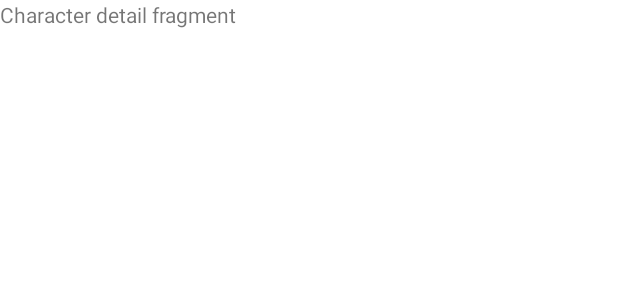
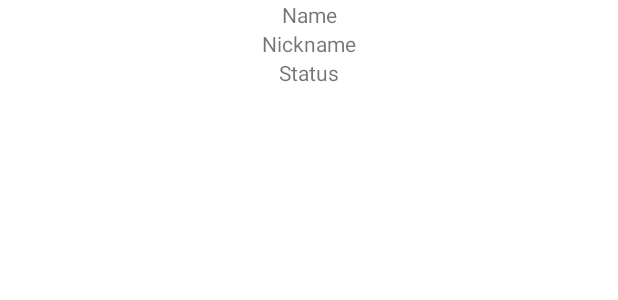
Before and after one commit to rburugula/OrderPay, an Android app: the layout fragment_character_detail.xml on its own in the app's theme, with its tools: preview values and no code run, on a phone screen of 412 x 824 dp. Shown: the top 300 px of the screen. Run offline under Robolectric (Android 15) with nearby library versions, the phone set to English and light mode, and no system bars.

Commit message:
Modified character detail fragment to display character data

```diff
--- a/app/src/main/java/com/example/orderpay/CharacterDetailFragment.kt
+++ b/app/src/main/java/com/example/orderpay/CharacterDetailFragment.kt
@@ -5,17 +5,28 @@ import androidx.fragment.app.Fragment
 import android.view.LayoutInflater
 import android.view.View
 import android.view.ViewGroup
+import androidx.navigation.fragment.navArgs
+import com.example.orderpay.databinding.FragmentCharacterDetailBinding
 
 class CharacterDetailFragment : Fragment() {
 
-    override fun onCreate(savedInstanceState: Bundle?) {
-        super.onCreate(savedInstanceState)
-    }
+    val args: CharacterDetailFragmentArgs by navArgs()
+
+    private var _binding: FragmentCharacterDetailBinding? = null
+    private val binding get() = _binding!!
 
     override fun onCreateView(
         inflater: LayoutInflater, container: ViewGroup?,
         savedInstanceState: Bundle?
-    ): View? {
-        return inflater.inflate(R.layout.fragment_character_detail, container, false)
+    ): View {
+
+        _binding = FragmentCharacterDetailBinding.inflate(inflater, container, false)
+        val view = binding.root
+
+        binding.tvName.text = args.character.name
+        binding.tvNickname.text = args.character.nickname
+        binding.tvStatus.text = args.character.status
+
+        return view
     }
 }
--- a/app/src/main/java/com/example/orderpay/model/Character.kt
+++ b/app/src/main/java/com/example/orderpay/model/Character.kt
@@ -9,6 +9,6 @@ data class Character(
     val img: String,
     val occupation: ArrayList<String>,
     val status: String,
-    val nickName: String,
+    val nickname: String,
     val appearance: ArrayList<Int>
 ) : Parcelable
--- a/app/src/main/res/layout/fragment_character_detail.xml
+++ b/app/src/main/res/layout/fragment_character_detail.xml
@@ -1,14 +1,62 @@
 <?xml version="1.0" encoding="utf-8"?>
-<FrameLayout xmlns:android="http://schemas.android.com/apk/res/android"
+<androidx.constraintlayout.widget.ConstraintLayout xmlns:android="http://schemas.android.com/apk/res/android"
     xmlns:tools="http://schemas.android.com/tools"
     android:layout_width="match_parent"
-    android:layout_height="match_parent"
+    android:layout_height="wrap_content"
+    xmlns:app="http://schemas.android.com/apk/res-auto"
     tools:context=".CharacterDetailFragment">
 
-    <!-- TODO: Update blank fragment layout -->
     <TextView
-        android:layout_width="match_parent"
-        android:layout_height="match_parent"
-        android:text="@string/character_detail_fragment" />
+        android:id="@+id/tvName"
+        android:layout_width="wrap_content"
+        android:layout_height="wrap_content"
+        android:text="@string/name"
+        app:layout_constraintBottom_toTopOf="@id/tvNickname"
+        app:layout_constraintLeft_toLeftOf="parent"
+        app:layout_constraintRight_toRightOf="parent"
+        app:layout_constraintTop_toBottomOf="parent" />
 
-</FrameLayout>
+<!--    <TextView-->
+<!--        android:id="@+id/tvOccupation"-->
+<!--        android:layout_width="wrap_content"-->
+<!--        android:layout_height="wrap_content"-->
+<!--        android:text="@string/occupation"-->
+<!--        app:layout_constraintBottom_toTopOf="@+id/tvStatus"-->
+<!--        app:layout_constraintLeft_toLeftOf="parent"-->
+<!--        app:layout_constraintRight_toRightOf="parent"-->
+<!--        app:layout_constraintTop_toBottomOf="@+id/tvName" />-->
+
+    <TextView
+        android:id="@+id/tvNickname"
+        android:layout_width="wrap_content"
+        android:layout_height="wrap_content"
+        android:text="@string/nickname"
+        app:layout_constraintBottom_toTopOf="@+id/tvStatus"
+        app:layout_constraintLeft_toLeftOf="parent"
+        app:layout_constraintRight_toRightOf="parent"
+        app:layout_constraintTop_toBottomOf="@+id/tvName" />
+
+    <TextView
+        android:id="@+id/tvStatus"
+        android:layout_width="wrap_content"
+        android:layout_height="wrap_content"
+        android:text="@string/status"
+        app:layout_constraintBottom_toTopOf="parent"
+        app:layout_constraintLeft_toLeftOf="parent"
+        app:layout_constraintRight_toRightOf="parent"
+        app:layout_constraintTop_toBottomOf="@+id/tvNickname"/>
+
+
+
+<!--    <TextView-->
+<!--        android:id="@+id/tvSeasonAppearance"-->
+<!--        android:layout_width="wrap_content"-->
+<!--        android:layout_height="wrap_content"-->
+<!--        android:text="@string/season_appearance"-->
+<!--        app:layout_constraintBottom_toBottomOf="parent"-->
+<!--        app:layout_constraintLeft_toLeftOf="parent"-->
+<!--        app:layout_constraintRight_toRightOf="parent"-->
+<!--        app:layout_constraintTop_toBottomOf="@+id/tvNickname" />-->
+
+
+</androidx.constraintlayout.widget.ConstraintLayout>
--- a/app/src/main/res/values/strings.xml
+++ b/app/src/main/res/values/strings.xml
@@ -5,4 +5,9 @@
     <string name="characters_fragment">Characters fragment</string>
     <string name="character_detail_fragment">Character detail fragment</string>
     <string name="error_connecting_to_server">Error connecting to server</string>
+    <string name="name">Name</string>
+    <string name="occupation">Occupation</string>
+    <string name="status">Status</string>
+    <string name="nickname">Nickname</string>
+    <string name="season_appearance">Season appearance</string>
 </resources>
```
